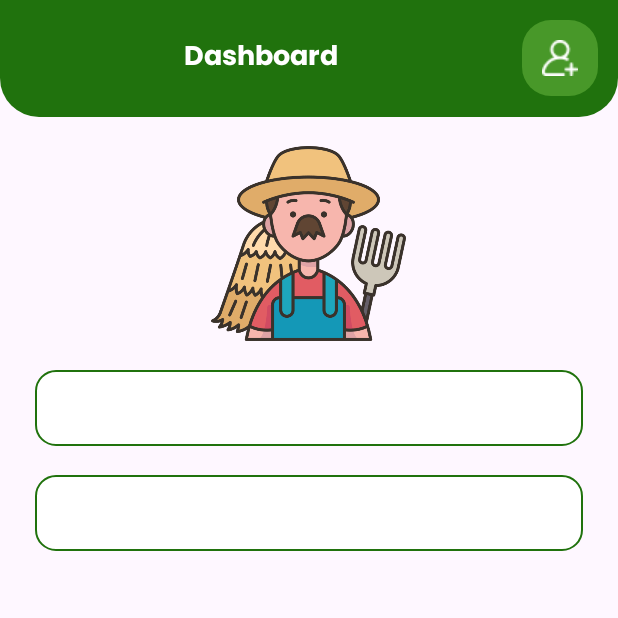
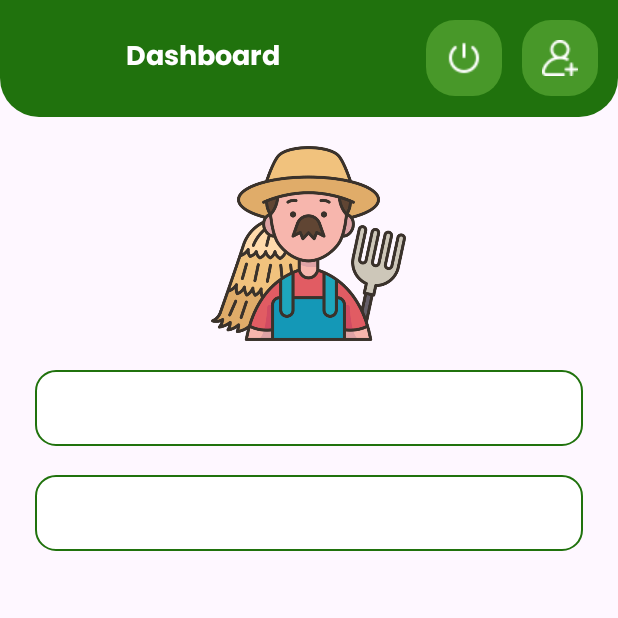
Before and after one commit to vidhee09/FarmerApp, an Android app: the FarmerDashboardActivity screen opened directly, with no data from a screen before it, on a phone screen of 412 x 824 dp, the top half of it. Run offline under Robolectric (Android 15) with nearby library versions, the phone set to English and light mode, and no system bars; our stand-ins replace sdp/ssp sizes; 1 statement that could not run was skipped.

Commit message:
"Add Signout in farmer dashboard"

```diff
--- a/app/src/main/res/layout/activity_farmer_dashboard.xml
+++ b/app/src/main/res/layout/activity_farmer_dashboard.xml
@@ -29,6 +29,16 @@
                 android:text="@string/dashboard"
                 android:textColor="@color/white"
                 android:textSize="@dimen/_14ssp"/>
+
+            <ImageView
+                android:id="@+id/ivSignOut"
+                android:layout_width="wrap_content"
+                android:layout_height="wrap_content"
+                android:background="@drawable/bg_green_add"
+                android:layout_gravity="center"
+                android:padding="@dimen/_10sdp"
+                android:layout_margin="@dimen/_10sdp"
+                android:src="@drawable/signout" />
 
             <ImageView
                 android:id="@+id/ivAddReqImage"
```
Also changed, not shown: app/src/main/java/com/ananta/fieldAgent/Activity/farmer/FarmerDashboardActivity.java (+13 -0 lines).
